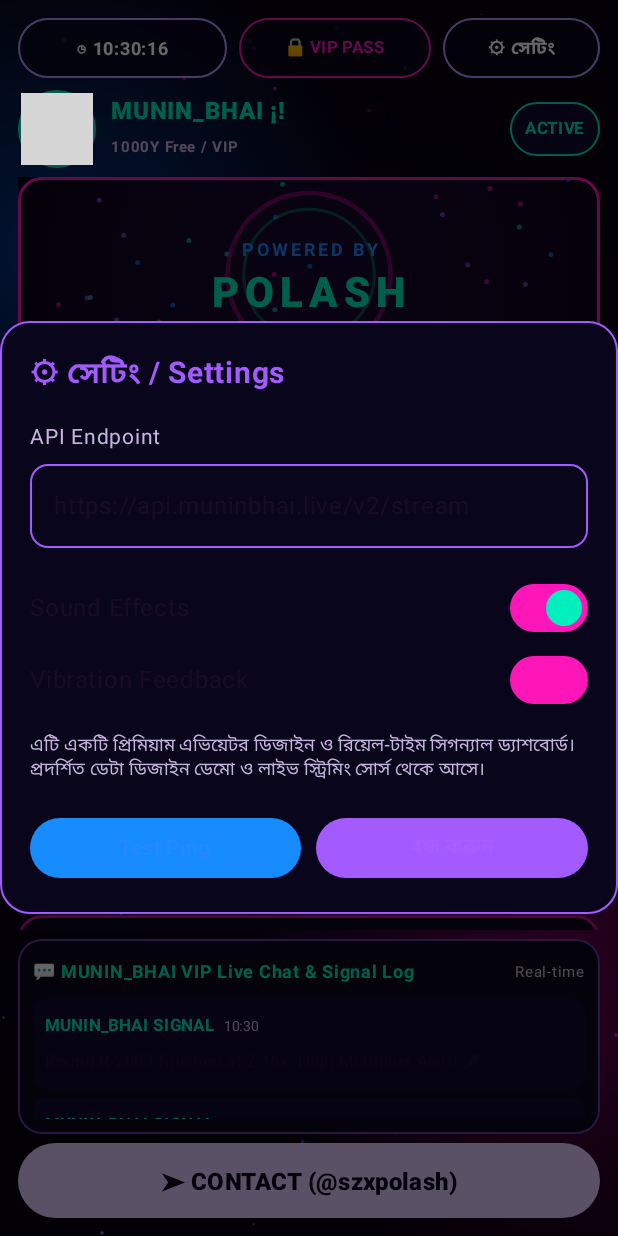
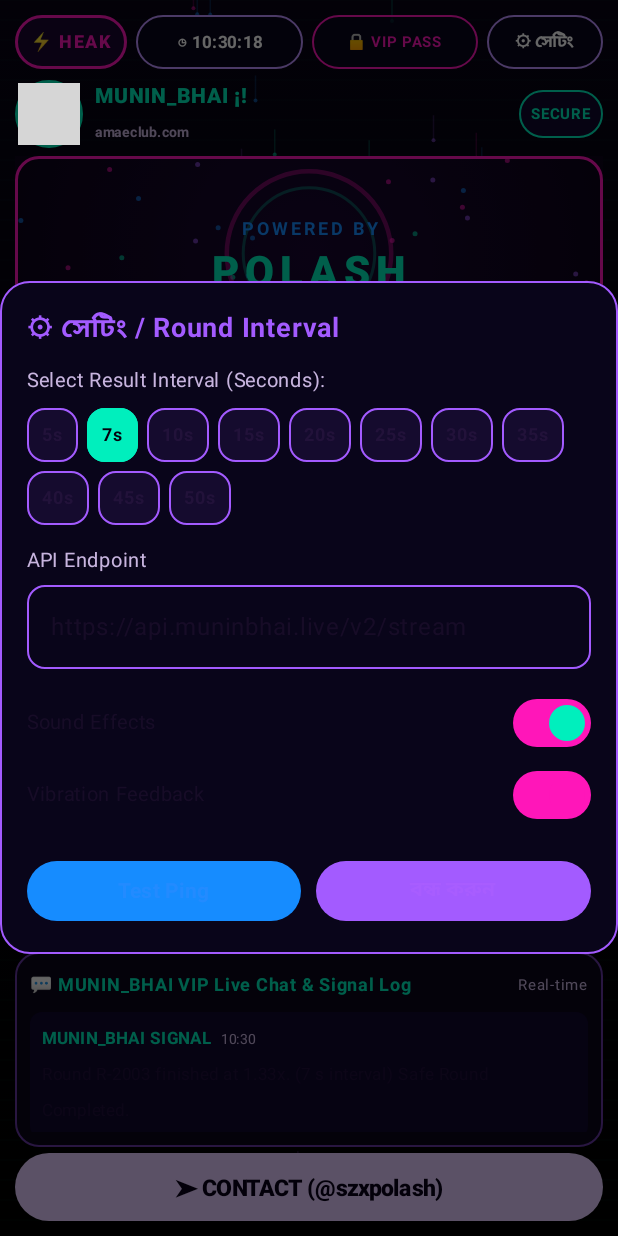
Before and after one commit to localboysteam33-hash/Simple-heak, an Android app built with Jetpack Compose: the screen it shows after launch (MainActivity), after a tap on "⚙ সেটিং", on a phone screen of 412 x 824 dp. Run offline under Robolectric (Android 15) with nearby library versions, the phone set to English and light mode, and no system bars; 2 other taps on this screen came first; grey boxes are pictures that could not be loaded.

Commit message:
feat: add configurable round update interval
- Implement dynamic round interval selection (5s-50s)
- Add HackerTerminalBackground and TerminalLogOverlay UI
- Update ViewModel to support interval-based logic

```diff
--- /dev/null
+++ b/app/src/main/java/com/example/ui/components/HackerTerminalBackground.kt
@@ -0,0 +1,100 @@
+package com.example.ui.components
+
+import androidx.compose.animation.core.LinearEasing
+import androidx.compose.animation.core.animateFloat
+import androidx.compose.animation.core.infiniteRepeatable
+import androidx.compose.animation.core.rememberInfiniteTransition
+import androidx.compose.animation.core.tween
+import androidx.compose.foundation.Canvas
+import androidx.compose.foundation.layout.fillMaxSize
+import androidx.compose.runtime.Composable
+import androidx.compose.runtime.getValue
+import androidx.compose.runtime.remember
+import androidx.compose.ui.Modifier
+import androidx.compose.ui.geometry.Offset
+import androidx.compose.ui.graphics.Brush
+import androidx.compose.ui.graphics.Color
+import kotlin.random.Random
+
+data class TerminalDrop(
+  val x: Float,
+  val y: Float,
+  val speed: Float,
+  val color: Color
+)
+
+@Composable
+fun HackerTerminalBackground() {
+  val infiniteTransition = rememberInfiniteTransition(label = "terminal_bg")
+
+  val animTick by infiniteTransition.animateFloat(
+    initialValue = 0f,
+    targetValue = 2000f,
+    animationSpec = infiniteRepeatable(
+      animation = tween(15000, easing = LinearEasing)
+    ),
+    label = "terminal_tick"
+  )
+
+  val drops = remember {
+    List(50) {
+      TerminalDrop(
+        x = Random.nextFloat(),
+        y = Random.nextFloat(),
+        speed = Random.nextFloat() * 1.8f + 0.5f,
+        color = listOf(
+          Color(0xFF00EFBD), // Hacker Green/Cyan
+          Color(0xFF168CFF), // Neon Blue
+          Color(0xFFFF16B9), // Neon Pink
+          Color(0xFFA35BFF)  // Neon Purple
+        ).random()
+      )
+    }
+  }
+
+  Canvas(modifier = Modifier.fillMaxSize()) {
+    val width = size.width
+    val height = size.height
+
+    // Deep Hacker Terminal Dark Background
+    drawRect(
+      brush = Brush.verticalGradient(
+        colors = listOf(
+          Color(0xFF070314),
+          Color(0xFF030108),
+          Color(0xFF000000)
+        )
+      )
+    )
+
+    // Draw Falling Hacker Terminal Code Dots & Lines
+    drops.forEach { drop ->
+      val currentY = ((drop.y * height + (animTick * drop.speed * 1.5f)) % height)
+      drawCircle(
+        color = drop.color.copy(alpha = 0.5f),
+        radius = 2f,
+        center = Offset(drop.x * width, currentY)
+      )
+
+      drawLine(
+        color = drop.color.copy(alpha = 0.2f),
+        start = Offset(drop.x * width, currentY - 25f),
+        end = Offset(drop.x * width, currentY),
+        strokeWidth = 1.5f
+      )
+    }
+
+    // Scanline grid effect overlay
+    val lineSpacing = 20f
+    var yPos = 0f
+    while (yPos < height) {
+      drawLine(
+        color = Color(0xFF00FFCC).copy(alpha = 0.03f),
+        start = Offset(0f, yPos),
+        end = Offset(width, yPos),
+        strokeWidth = 1f
+      )
+      yPos += lineSpacing
+    }
+  }
+}
--- a/app/src/main/java/com/example/ui/components/SettingsDialog.kt
+++ b/app/src/main/java/com/example/ui/components/SettingsDialog.kt
@@ -2,7 +2,12 @@ package com.example.ui.components
 
 import androidx.compose.foundation.background
 import androidx.compose.foundation.border
+import androidx.compose.foundation.clickable
+import androidx.compose.foundation.layout.Arrangement
+import androidx.compose.foundation.layout.Box
 import androidx.compose.foundation.layout.Column
+import androidx.compose.foundation.layout.ExperimentalLayoutApi
+import androidx.compose.foundation.layout.FlowRow
 import androidx.compose.foundation.layout.Row
 import androidx.compose.foundation.layout.Spacer
 import androidx.compose.foundation.layout.fillMaxWidth
@@ -32,40 +37,87 @@ import com.example.ui.theme.NeonCyan
 import com.example.ui.theme.NeonPink
 import com.example.ui.theme.NeonPurple
 
+@OptIn(ExperimentalLayoutApi::class)
 @Composable
 fun SettingsDialog(
   apiEndpoint: String,
+  currentInterval: Long,
   soundEnabled: Boolean,
   vibrationEnabled: Boolean,
   onEndpointChange: (String) -> Unit,
+  onIntervalChange: (Long) -> Unit,
   onSoundChange: (Boolean) -> Unit,
   onVibrationChange: (Boolean) -> Unit,
   onTestConnection: () -> Unit,
   onDismiss: () -> Unit
 ) {
+  val intervalOptions = listOf(5L, 7L, 10L, 15L, 20L, 25L, 30L, 35L, 40L, 45L, 50L)
+
   Dialog(onDismissRequest = onDismiss) {
     Column(
       modifier = Modifier
         .fillMaxWidth()
         .background(CardBackground, RoundedCornerShape(20.dp))
         .border(1.dp, NeonPurple, RoundedCornerShape(20.dp))
-        .padding(20.dp)
+        .padding(18.dp)
     ) {
       Text(
-        text = "⚙ সেটিং / Settings",
+        text = "⚙ সেটিং / Round Interval",
         color = NeonPurple,
-        fontSize = 20.sp,
+        fontSize = 18.sp,
         fontWeight = FontWeight.Bold
       )
 
-      Spacer(modifier = Modifier.height(16.dp))
+      Spacer(modifier = Modifier.height(10.dp))
+
+      Text(
+        text = "Select Result Interval (Seconds):",
+        color = MutedText,
+        fontSize = 13.sp
+      )
+
+      Spacer(modifier = Modifier.height(6.dp))
+
+      FlowRow(
+        modifier = Modifier.fillMaxWidth(),
+        horizontalArrangement = Arrangement.spacedBy(6.dp),
+        verticalArrangement = Arrangement.spacedBy(6.dp)
+      ) {
+        intervalOptions.forEach { secs ->
+          val isSelected = currentInterval == secs
+          Box(
+            modifier = Modifier
+              .background(
+                if (isSelected) NeonCyan else Color(0xFF150B2E),
+                RoundedCornerShape(12.dp)
+              )
+              .border(
+                1.dp,
+                if (isSelected) NeonCyan else NeonPurple,
+                RoundedCornerShape(12.dp)
+              )
+              .clickable { onIntervalChange(secs) }
+              .padding(horizontal = 10.dp, vertical = 6.dp),
+            contentAlignment = Alignment.Center
+          ) {
+            Text(
+              text = "${secs}s",
+              color = if (isSelected) Color(0xFF05000D) else LightText,
+              fontSize = 12.sp,
+              fontWeight = FontWeight.Bold
+            )
+          }
+        }
+      }
+
+      Spacer(modifier = Modifier.height(12.dp))
 
       Text(
         text = "API Endpoint",
         color = MutedText,
-        fontSize = 14.sp
+        fontSize = 13.sp
       )
-      Spacer(modifier = Modifier.height(6.dp))
+      Spacer(modifier = Modifier.height(4.dp))
       OutlinedTextField(
         value = apiEndpoint,
         onValueChange = onEndpointChange,
@@ -80,7 +132,7 @@ fun SettingsDialog(
         singleLine = true
       )
 
-      Spacer(modifier = Modifier.height(16.dp))
+      Spacer(modifier = Modifier.height(12.dp))
 
       Row(
         modifier = Modifier.fillMaxWidth(),
@@ -89,6 +141,7 @@ fun SettingsDialog(
         Text(
           text = "Sound Effects",
           color = LightText,
+          fontSize = 13.sp,
           modifier = Modifier.weight(1f)
         )
         Switch(
@@ -105,6 +158,7 @@ fun SettingsDialog(
         Text(
           text = "Vibration Feedback",
           color = LightText,
+          fontSize = 13.sp,
           modifier = Modifier.weight(1f)
         )
         Switch(
@@ -114,20 +168,11 @@ fun SettingsDialog(
         )
       }
 
-      Spacer(modifier = Modifier.height(12.dp))
-
-      Text(
-        text = "এটি একটি প্রিমিয়াম এভিয়েটর ডিজাইন ও রিয়েল-টাইম সিগন্যাল ড্যাশবোর্ড। প্রদর্শিত ডেটা ডিজাইন ডেমো ও লাইভ স্ট্রিমিং সোর্স থেকে আসে।",
-        color = MutedText,
-        fontSize = 12.sp,
-        lineHeight = 16.sp
-      )
-
-      Spacer(modifier = Modifier.height(20.dp))
+      Spacer(modifier = Modifier.height(16.dp))
 
       Row(
         modifier = Modifier.fillMaxWidth(),
-        horizontalArrangement = androidx.compose.foundation.layout.Arrangement.spacedBy(10.dp)
+        horizontalArrangement = Arrangement.spacedBy(10.dp)
       ) {
         Button(
           onClick = onTestConnection,
--- /dev/null
+++ b/app/src/main/java/com/example/ui/components/TerminalLogOverlay.kt
@@ -0,0 +1,88 @@
+package com.example.ui.components
+
+import androidx.compose.foundation.background
+import androidx.compose.foundation.border
+import androidx.compose.foundation.layout.Box
+import androidx.compose.foundation.layout.Column
+import androidx.compose.foundation.layout.fillMaxWidth
+import androidx.compose.foundation.layout.height
+import androidx.compose.foundation.layout.padding
+import androidx.compose.foundation.shape.RoundedCornerShape
+import androidx.compose.material3.Text
+import androidx.compose.runtime.Composable
+import androidx.compose.runtime.LaunchedEffect
+import androidx.compose.runtime.getValue
+import androidx.compose.runtime.mutableStateOf
+import androidx.compose.runtime.remember
+import androidx.compose.runtime.setValue
+import androidx.compose.ui.Modifier
+import androidx.compose.ui.graphics.Color
+import androidx.compose.ui.text.font.FontFamily
+import androidx.compose.ui.text.font.FontWeight
+import androidx.compose.ui.unit.dp
+import androidx.compose.ui.unit.sp
+import kotlinx.coroutines.delay
+import kotlin.random.Random
+
+@Composable
+fun TerminalLogOverlay() {
+  val logPool = listOf(
+    "[SYS_INIT] Loading amaeclub.com core modules...",
+    "[BYPASS] Intercepting SSL handshake on Aviator socket...",
+    "[DECRYPT] Key MUMIN3231 verified. VIP neural link established.",
+    "[SIGNAL] High multiplier probability detected: 4.85x",
+    "[HACK] Injecting packet #889 into server websocket...",
+    "[STATUS] HEAK security firewall bypassed successfully.",
+    "[AI_CORE] Neural prediction model synchronizing...",
+    "[SUCCESS] Secure tunnel active on amaeclub.com.",
+    "[SCAN] Monitoring round frequency and RNG sequence..."
+  )
+
+  var logs by remember {
+    mutableStateOf(
+      listOf(
+        "[INIT] HEAK Terminal v2.4 booted",
+        "[SYS] Connected to amaeclub.com"
+      )
+    )
+  }
+
+  LaunchedEffect(Unit) {
+    while (true) {
+      delay(3000L)
+      val nextLog = logPool.random()
+      logs = buildList {
+        add(nextLog)
+        addAll(logs.take(3))
+      }
+    }
+  }
+
+  Box(
+    modifier = Modifier
+      .fillMaxWidth()
+      .height(65.dp)
+      .background(Color(0xFF020904).copy(alpha = 0.85f), RoundedCornerShape(10.dp))
+      .border(1.dp, Color(0xFF00EFBD).copy(alpha = 0.5f), RoundedCornerShape(10.dp))
+      .padding(horizontal = 8.dp, vertical = 4.dp)
+  ) {
+    Column {
+      Text(
+        text = "TERMINAL LOGS [AMAEC CLUB]",
+        color = Color(0xFF00EFBD),
+        fontSize = 9.sp,
+        fontWeight = FontWeight.Bold,
+        fontFamily = FontFamily.Monospace
+      )
+      logs.forEach { logLine ->
+        Text(
+          text = "> $logLine",
+          color = Color(0xFF00FF88).copy(alpha = 0.8f),
+          fontSize = 9.sp,
+          fontFamily = FontFamily.Monospace,
+          maxLines = 1
+        )
+      }
+    }
+  }
+}
--- a/app/src/main/java/com/example/ui/screens/HackrifatMainScreen.kt
+++ b/app/src/main/java/com/example/ui/screens/HackrifatMainScreen.kt
@@ -44,16 +44,15 @@ import androidx.compose.ui.unit.dp
 import androidx.compose.ui.unit.sp
 import androidx.lifecycle.compose.collectAsStateWithLifecycle
 import com.example.R
-import com.example.data.ChatMessage
 import com.example.data.RoundItem
 import com.example.ui.components.ChatHistorySection
 import com.example.ui.components.ContactDialog
+import com.example.ui.components.HackerTerminalBackground
 import com.example.ui.components.PolashNeonHackerWidget
 import com.example.ui.components.PremiumPasswordDialog
 import com.example.ui.components.RoundRowItem
 import com.example.ui.components.SettingsDialog
-import com.example.ui.components.StarryGalaxyBackground
-import com.example.viewmodel.ConnectionStatus
+import com.example.ui.components.TerminalLogOverlay
 import com.example.viewmodel.HackrifatViewModel
 import java.text.SimpleDateFormat
 import java.util.Date
@@ -62,7 +61,6 @@ import java.util.Locale
 @Composable
 fun HackrifatMainScreen(viewModel: HackrifatViewModel) {
   val currentMultiplier by viewModel.currentMultiplier.collectAsStateWithLifecycle()
-  val connectionStatus by viewModel.connectionStatus.collectAsStateWithLifecycle()
   val roundHistory by viewModel.roundHistory.collectAsStateWithLifecycle()
   val chatMessages by viewModel.chatMessages.collectAsStateWithLifecycle()
   val isSettingsOpen by viewModel.isSettingsOpen.collectAsStateWithLifecycle()
@@ -70,6 +68,7 @@ fun HackrifatMainScreen(viewModel: HackrifatViewModel) {
   val isPremiumModalOpen by viewModel.isPremiumModalOpen.collectAsStateWithLifecycle()
   val isPremiumUnlocked by viewModel.isPremiumUnlocked.collectAsStateWithLifecycle()
   val apiEndpoint by viewModel.apiEndpoint.collectAsStateWithLifecycle()
+  val roundIntervalSeconds by viewModel.roundIntervalSeconds.collectAsStateWithLifecycle()
   val soundEnabled by viewModel.soundEnabled.collectAsStateWithLifecycle()
   val vibrationEnabled by viewModel.vibrationEnabled.collectAsStateWithLifecycle()
   val lastUpdateTime by viewModel.lastUpdateTime.collectAsStateWithLifecycle()
@@ -96,53 +95,71 @@ fun HackrifatMainScreen(viewModel: HackrifatViewModel) {
   Box(
     modifier = Modifier
       .fillMaxSize()
-      .background(Color(0xFF05000D))
+      .background(Color(0xFF000000))
   ) {
-    StarryGalaxyBackground()
+    HackerTerminalBackground()
 
     Column(
       modifier = Modifier
         .fillMaxSize()
-        .padding(12.dp),
+        .padding(10.dp),
       horizontalAlignment = Alignment.CenterHorizontally
     ) {
-      // Top Bar
+      // Sticky Header with HEAK Logo on Top-Left
       Row(
         modifier = Modifier.fillMaxWidth(),
-        horizontalArrangement = Arrangement.spacedBy(8.dp),
+        horizontalArrangement = Arrangement.spacedBy(6.dp),
         verticalAlignment = Alignment.CenterVertically
       ) {
+        // HEAK Logo (Top-Left)
+        Box(
+          modifier = Modifier
+            .background(Color(0xFF180630), RoundedCornerShape(30.dp))
+            .border(1.5.dp, Color(0xFFFF16B9), RoundedCornerShape(30.dp))
+            .clickable { viewModel.addChatMessage("System", "HEAK Homepage reloaded for amaeclub.com", false) }
+            .padding(horizontal = 10.dp, vertical = 6.dp),
+          contentAlignment = Alignment.Center
+        ) {
+          Text(
+            text = "⚡ HEAK",
+            color = Color(0xFFFF16B9),
+            fontSize = 12.sp,
+            fontWeight = FontWeight.Black,
+            letterSpacing = 1.sp
+          )
+        }
+
         // Clock Pill
         Box(
           modifier = Modifier
-            .weight(1.2f)
+            .weight(1f)
             .background(Color(0xCC09051D), RoundedCornerShape(40.dp))
             .border(1.dp, Color(0xFFBD91FF), RoundedCornerShape(40.dp))
-            .padding(vertical = 8.dp, horizontal = 6.dp),
+            .padding(vertical = 6.dp, horizontal = 4.dp),
           contentAlignment = Alignment.Center
         ) {
           Text(
             text = "◷ $clockTime",
             color = Color.White,
-            fontSize = 12.sp,
+            fontSize = 11.sp,
             fontWeight = FontWeight.Bold
           )
         }
 
-        // VIP / Premium Status Button (1000 Years Free / Pass MUMIN3231)
+        // VIP / Premium Status Button (Pass MUMIN3231)
         Box(
           modifier = Modifier
-            .weight(1.1f)
+            .weight(1f)
             .background(if (isPremiumUnlocked) Color(0xFF00EFBD).copy(alpha = 0.2f) else Color(0xCC09051D), RoundedCornerShape(40.dp))
             .border(1.dp, if (isPremiumUnlocked) Color(0xFF00EFBD) else Color(0xFFFF16B9), RoundedCornerShape(40.dp))
             .clickable { viewModel.togglePremiumModal(true) }
-            .padding(vertical = 8.dp, horizontal = 6.dp),
+            .padding(vertical = 6.dp, horizontal = 4.dp),
           contentAlignment = Alignment.Center
         ) {
           Text(
-            text = if (isPremiumUnlocked) "👑 VIP 1000Y" else "🔒 VIP PASS",
+            text = if (isPremiumUnlocked) "👑 1000Y VIP" else "🔒 VIP PASS",
             color = if (isPremiumUnlocked) Color(0xFF00EFBD) else Color(0xFFFF16B9),
-            fontSize = 11.sp,
+            fontSize = 10.sp,
             fontWeight = FontWeight.Bold
           )
         }
@@ -150,23 +167,23 @@ fun HackrifatMainScreen(viewModel: HackrifatViewModel) {
         // Settings Pill Button
         Box(
           modifier = Modifier
-            .weight(0.9f)
+            .weight(0.7f)
             .background(Color(0xCC09051D), RoundedCornerShape(40.dp))
             .border(1.dp, Color(0xFFBD91FF), RoundedCornerShape(40.dp))
             .clickable { viewModel.toggleSettings(true) }
-            .padding(vertical = 8.dp, horizontal = 6.dp),
+            .padding(vertical = 6.dp, horizontal = 4.dp),
           contentAlignment = Alignment.Center
         ) {
           Text(
             text = "⚙ সেটিং",
             color = Color.White,
-            fontSize = 12.sp,
+            fontSize = 11.sp,
             fontWeight = FontWeight.Bold
           )
         }
       }
 
-      Spacer(modifier = Modifier.height(8.dp))
+      Spacer(modifier = Modifier.height(6.dp))
 
       // Brand Header Area with User Avatar (Left) and MUNIN_BHAI Title
       Row(
@@ -176,20 +193,20 @@ fun HackrifatMainScreen(viewModel: HackrifatViewModel) {
       ) {
         Row(
           verticalAlignment = Alignment.CenterVertically,
-          horizontalArrangement = Arrangement.spacedBy(10.dp)
+          horizontalArrangement = Arrangement.spacedBy(8.dp)
         ) {
           Box(
             modifier = Modifier
-              .size(52.dp)
+              .size(45.dp)
               .background(Color(0xFF050008), CircleShape)
-              .border(2.5.dp, Color(0xFF00EFBD), CircleShape),
+              .border(2.dp, Color(0xFF00EFBD), CircleShape),
             contentAlignment = Alignment.Center
           ) {
             Image(
               painter = painterResource(id = R.drawable.munin_avatar),
               contentDescription = "Munin Bhai Avatar",
               modifier = Modifier
-                .size(48.dp)
+                .size(41.dp)
                 .clip(CircleShape),
               contentScale = ContentScale.Crop
             )
@@ -198,13 +215,13 @@ fun HackrifatMainScreen(viewModel: HackrifatViewModel) {
           Column {
             Text(
               text = "MUNIN_BHAI ¡!",
-              fontSize = 16.sp,
+              fontSize = 14.sp,
               fontWeight = FontWeight.Black,
               color = Color(0xFF00EFBD)
             )
             Text(
-              text = "1000Y Free / VIP",
-              fontSize = 10.sp,
+              text = "amaeclub.com",
+              fontSize = 9.sp,
               color = Color(0xFFC8B5DF),
               fontWeight = FontWeight.Bold
             )
@@ -215,21 +232,26 @@ fun HackrifatMainScreen(viewModel: HackrifatViewModel) {
           modifier = Modifier
             .background(Color(0xFF10072E), RoundedCornerShape(20.dp))
             .border(1.dp, Color(0xFF00EFBD), RoundedCornerShape(20.dp))
-            .padding(horizontal = 10.dp, vertical = 6.dp)
+            .padding(horizontal = 8.dp, vertical = 4.dp)
         ) {
           Text(
-            text = "ACTIVE",
+            text = "SECURE",
             color = Color(0xFF00EFBD),
-            fontSize = 11.sp,
+            fontSize = 10.sp,
             fontWeight = FontWeight.Bold
           )
         }
       }
 
-      Spacer(modifier = Modifier.height(6.dp))
+      Spacer(modifier = Modifier.height(4.dp))
 
-      // POWERED BY POLASH Neon Hacker GIF / Animated Header Widget (Replacing Aviator logo)
+      // POWERED BY POLASH Neon Hacker Widget
       PolashNeonHackerWidget()
+
+      Spacer(modifier = Modifier.height(4.dp))
+
+      // Terminal Log Overlay for Cyberpunk Aesthetic
+      TerminalLogOverlay()
 
       Spacer(modifier = Modifier.height(4.dp))
 
@@ -237,44 +259,44 @@ fun HackrifatMainScreen(viewModel: HackrifatViewModel) {
       Box(
         modifier = Modifier
           .fillMaxWidth()
-          .height(130.dp),
+          .height(105.dp),
         contentAlignment = Alignment.Center
       ) {
         Box(
           modifier = Modifier
-            .size(110.dp)
+            .size(90.dp)
             .rotate(rotationAngle)
             .border(2.dp, Color(0xFFA75AFF), RoundedCornerShape(12.dp))
         )
 
         Box(
           modifier = Modifier
-            .size(85.dp)
+            .size(70.dp)
             .background(Color(0xFF09051B), CircleShape)
             .border(2.5.dp, Color(0xFFA76AFF), CircleShape),
           contentAlignment = Alignment.Center
         ) {
           Column(
             horizontalAlignment = Alignment.CenterHorizontally,
-            modifier = Modifier.padding(4.dp)
+            modifier = Modifier.padding(2.dp)
           ) {
             Text(
-              text = if (isPremiumUnlocked) "👑 VIP SIGNAL" else "7s INTERVAL",
+              text = if (isPremiumUnlocked) "👑 VIP" else "${roundIntervalSeconds}s",
               color = Color(0xFFC8B5DF),
-              fontSize = 8.sp,
+              fontSize = 7.sp,
               textAlign = TextAlign.Center
             )
-            Spacer(modifier = Modifier.height(2.dp))
+            Spacer(modifier = Modifier.height(1.dp))
             Text(
               text = currentMultiplier,
               color = Color(0xFFFF064B),
-              fontSize = 20.sp,
+              fontSize = 16.sp,
               fontWeight = FontWeight.Black
             )
             Text(
-              text = "AVIATOR",
+              text = "HEAK",
               color = Color.White,
-              fontSize = 8.sp,
+              fontSize = 7.sp,
               fontWeight = FontWeight.Bold,
               letterSpacing = 1.sp
             )
@@ -282,7 +304,7 @@ fun HackrifatMainScreen(viewModel: HackrifatViewModel) {
         }
       }
 
-      Spacer(modifier = Modifier.height(4.dp))
+      Spacer(modifier = Modifier.height(2.dp))
 
       // Section Header for History
       Row(
@@ -293,9 +315,9 @@ fun HackrifatMainScreen(viewModel: HackrifatViewModel) {
         verticalAlignment = Alignment.CenterVertically
       ) {
         Text(
-          text = "সাম্প্রতিক রাউন্ড হিস্ট্রি (7s Update)",
+          text = "amaeclub.com History (${roundIntervalSeconds}s)",
           color = Color(0xFF00EFBD),
-          fontSize = 11.sp,
+          fontSize = 10.sp,
           fontWeight = FontWeight.Bold
         )
         Text(
@@ -312,7 +334,7 @@ fun HackrifatMainScreen(viewModel: HackrifatViewModel) {
         modifier = Modifier
           .fillMaxWidth()
           .weight(1f),
-        verticalArrangement = Arrangement.spacedBy(4.dp),
+        verticalArrangement = Arrangement.spacedBy(3.dp),
         contentPadding = androidx.compose.foundation.layout.PaddingValues(vertical = 2.dp)
       ) {
         items(roundHistory) { round: RoundItem ->
@@ -320,19 +342,19 @@ fun HackrifatMainScreen(viewModel: HackrifatViewModel) {
         }
       }
 
-      Spacer(modifier = Modifier.height(6.dp))
+      Spacer(modifier = Modifier.height(4.dp))
 
       // Chat & Signal History Section
       ChatHistorySection(messages = chatMessages)
 
-      Spacer(modifier = Modifier.height(6.dp))
+      Spacer(modifier = Modifier.height(4.dp))
 
       // Contact US Button
       Button(
         onClick = { viewModel.toggleContact(true) },
         modifier = Modifier
           .fillMaxWidth()
-          .height(50.dp),
+          .height(45.dp),
         shape = RoundedCornerShape(40.dp),
         colors = ButtonDefaults.buttonColors(
           containerColor = Color(0xFFE5CCFF)
@@ -341,19 +363,21 @@ fun HackrifatMainScreen(viewModel: HackrifatViewModel) {
         Text(
           text = "➤ CONTACT (@szxpolash)",
           color = Color(0xFF080018),
-          fontSize = 16.sp,
+          fontSize = 15.sp,
           fontWeight = FontWeight.Black
         )
       }
     }
 
-    // Settings Dialog
+    // Settings Dialog with Interval Selector
     if (isSettingsOpen) {
       SettingsDialog(
         apiEndpoint = apiEndpoint,
+        currentInterval = roundIntervalSeconds,
         soundEnabled = soundEnabled,
         vibrationEnabled = vibrationEnabled,
         onEndpointChange = { viewModel.updateApiEndpoint(it) },
+        onIntervalChange = { viewModel.updateRoundInterval(it) },
         onSoundChange = { viewModel.toggleSound(it) },
         onVibrationChange = { viewModel.toggleVibration(it) },
         onTestConnection = { viewModel.testConnection() },
--- a/app/src/main/java/com/example/viewmodel/HackrifatViewModel.kt
+++ b/app/src/main/java/com/example/viewmodel/HackrifatViewModel.kt
@@ -65,6 +65,9 @@ class HackrifatViewModel : ViewModel() {
   private val _apiEndpoint = MutableStateFlow("https://api.muninbhai.live/v2/stream")
   val apiEndpoint: StateFlow<String> = _apiEndpoint.asStateFlow()
 
+  private val _roundIntervalSeconds = MutableStateFlow(7L)
+  val roundIntervalSeconds: StateFlow<Long> = _roundIntervalSeconds.asStateFlow()
+
   private val _soundEnabled = MutableStateFlow(true)
   val soundEnabled: StateFlow<Boolean> = _soundEnabled.asStateFlow()
 
@@ -107,6 +110,11 @@ class HackrifatViewModel : ViewModel() {
     _apiEndpoint.value = url
   }
 
+  fun updateRoundInterval(seconds: Long) {
+    _roundIntervalSeconds.value = seconds
+    addChatMessage("System", "Round update interval changed to ${seconds}s", false)
+  }
+
   fun toggleSound(enabled: Boolean) {
     _soundEnabled.value = enabled
   }
@@ -143,8 +151,8 @@ class HackrifatViewModel : ViewModel() {
     updateJob?.cancel()
     updateJob = viewModelScope.launch {
       while (true) {
-        // Exactly 7 seconds per round as requested
-        delay(7000L)
+        val interval = _roundIntervalSeconds.value
+        delay(interval * 1000L)
         if (_connectionStatus.value == ConnectionStatus.LIVE) {
           val rawValue = Random.nextDouble(1.10, 5.80)
           val formatted = String.format(Locale.US, "%.2fx", rawValue)
@@ -167,11 +175,10 @@ class HackrifatViewModel : ViewModel() {
             if (updated.size > 10) updated.take(10) else updated
           }
 
-          // Add automated chat signal message every round update
           val statusText = if (rawValue >= 2.0) "High Multiplier Alert! 🚀" else "Safe Round Completed."
           addChatMessage(
             sender = "MUNIN_BHAI SIGNAL",
-            text = "Round R-${roundCounter - 1} finished at ${formatted}. $statusText",
+            text = "Round R-${roundCounter - 1} finished at ${formatted}. ($interval s interval) $statusText",
             isVip = true
           )
         }
```
